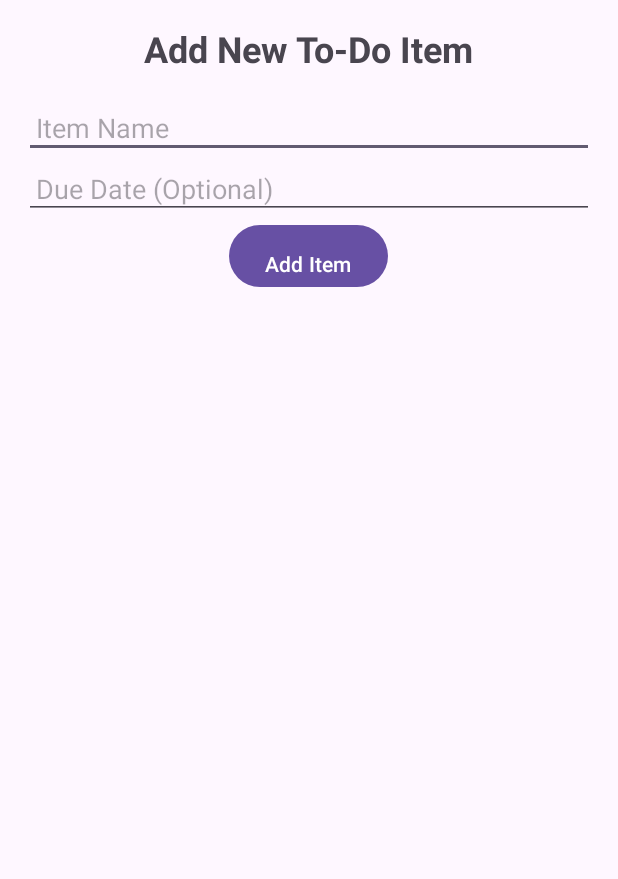
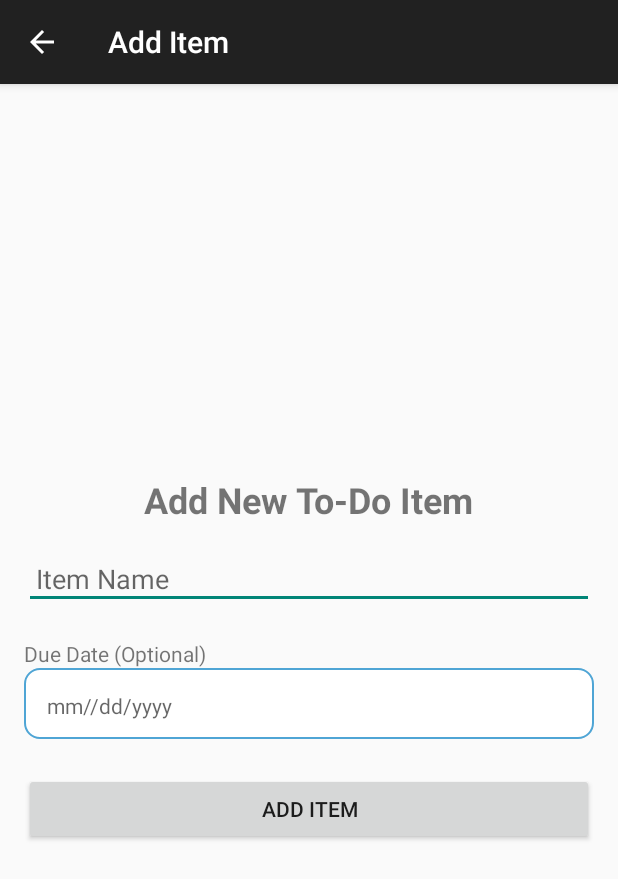
Before and after one commit to BedapudiSathwika/TO-DO-APP, an Android app: the AddTodoItemActivity screen opened directly, with no data from a screen before it, on a phone screen of 412 x 824 dp. Shown: the top 879 px of the screen. Run offline under Robolectric (Android 15) with nearby library versions, the phone set to English and light mode, and no system bars.

Commit message:
Fourth commit

```diff
--- a/app/src/main/AndroidManifest.xml
+++ b/app/src/main/AndroidManifest.xml
@@ -17,6 +17,7 @@
             android:exported="false" />
         <activity
             android:name=".MainActivity"
+            android:theme="@style/AppTheme.NoActionBar"
             android:exported="true">
             <intent-filter>
                 <action android:name="android.intent.action.MAIN" />
--- /dev/null
+++ b/app/src/main/res/drawable/backborder.xml
@@ -0,0 +1,10 @@
+<?xml version="1.0" encoding="utf-8"?>
+<layer-list xmlns:android="http://schemas.android.com/apk/res/android">
+    <item android:bottom="3dp">
+        <shape android:shape="rectangle">
+            <corners android:radius="10dp" />
+            <solid android:color="#FFFF" />
+            <stroke android:width="1dip" android:color="#4fa5d5"/>
+        </shape>
+    </item>
+</layer-list>
--- a/app/src/main/res/layout/activity_add_todo_item.xml
+++ b/app/src/main/res/layout/activity_add_todo_item.xml
@@ -11,6 +11,7 @@
         android:layout_width="match_parent"
         android:layout_height="match_parent"
         android:orientation="vertical"
+        android:gravity="center"
         android:padding="16dp">
 
         <TextView
@@ -30,23 +31,26 @@
             android:inputType="text"
             android:padding="8dp" />
 
-        <EditText
-            android:id="@+id/etDueDate"
+        <TextView
+            android:layout_marginTop="20dp"
             android:layout_width="match_parent"
             android:layout_height="wrap_content"
-            android:hint="Due Date (Optional)"
-            android:inputType="date"
-            android:padding="8dp"
-            android:focusable="false"
-            android:clickable="true" />
+            android:text="Due Date (Optional)" />
+        <TextView
+            android:id="@+id/tvDueDate"
+            android:layout_width="match_parent"
+            android:layout_height="wrap_content"
+            android:hint="mm//dd/yyyy"
+            android:padding="15dp"
+            android:background="@drawable/backborder"/>
 
         <Button
             android:id="@+id/btnAddItem"
-            android:layout_width="wrap_content"
+            android:layout_marginTop="20dp"
+            android:layout_width="match_parent"
             android:layout_height="wrap_content"
             android:text="Add Item"
-            android:layout_gravity="center_horizontal"
-            android:paddingTop="16dp" />
+            android:layout_gravity="center_horizontal" />
 
     </LinearLayout>
 
--- a/app/src/main/res/values-night/themes.xml
+++ b/app/src/main/res/values-night/themes.xml
@@ -1,7 +1,31 @@
 <resources xmlns:tools="http://schemas.android.com/tools">
     <!-- Base application theme. -->
-    <style name="Base.Theme.ToDoList_working" parent="Theme.Material3.DayNight.NoActionBar">
-        <!-- Customize your dark theme here. -->
-        <!-- <item name="colorPrimary">@color/my_dark_primary</item> -->
+    <style name="AppTheme" parent="Theme.AppCompat.Light.DarkActionBar">
+        <!-- Customize your light theme here. -->
+        <!-- <item name="colorPrimary">@color/my_light_primary</item> -->
+    </style>
+
+    <style name="Theme.ToDoList_working" parent="AppTheme" />
+
+    <style name="AppTheme.NoActionBar">
+        <item name="windowActionBar">false</item>
+        <item name="windowNoTitle">true</item>
+    </style>
+
+    <style name="MySpinnerDatePickerStyle" parent="Theme.AppCompat.Light.Dialog">
+        <item name="android:datePickerStyle">@style/MySpinnerDatePicker</item>
+        <item name="android:colorAccent">@color/colorCalendarText</item>
+        <item name="android:windowIsFloating">true</item>
+        <item name="android:windowContentOverlay">@null</item>
+        <item name="android:windowBackground">@color/transparent</item>
+        <item name="android:windowFrame">@color/transparent</item>
+        <item name="android:colorBackgroundCacheHint">@null</item>
+        <item name="android:background">@drawable/dialog_background</item>
+        <item name="android:backgroundDimEnabled">true</item>
+        <item name="android:textColor">@color/colorCalendarText</item>
+    </style>
+
+    <style name="MySpinnerDatePicker" parent="android:Widget.Material.DatePicker">
+        <item name="android:datePickerMode">spinner</item>
     </style>
 </resources>
--- a/app/src/main/res/values/colors.xml
+++ b/app/src/main/res/values/colors.xml
@@ -2,4 +2,7 @@
 <resources>
     <color name="black">#FF000000</color>
     <color name="white">#FFFFFFFF</color>
+
+    <color name="colorCalendarText">#D0CF1212</color>
+    <color name="transparent">#031D1B1B</color>
 </resources>
--- a/app/src/main/res/values/themes.xml
+++ b/app/src/main/res/values/themes.xml
@@ -1,9 +1,31 @@
 <resources xmlns:tools="http://schemas.android.com/tools">
     <!-- Base application theme. -->
-    <style name="Base.Theme.ToDoList_working" parent="Theme.Material3.DayNight.NoActionBar">
+    <style name="AppTheme" parent="Theme.AppCompat.Light.DarkActionBar">
         <!-- Customize your light theme here. -->
         <!-- <item name="colorPrimary">@color/my_light_primary</item> -->
     </style>
 
-    <style name="Theme.ToDoList_working" parent="Base.Theme.ToDoList_working" />
+    <style name="Theme.ToDoList_working" parent="AppTheme" />
+
+    <style name="AppTheme.NoActionBar">
+        <item name="windowActionBar">false</item>
+        <item name="windowNoTitle">true</item>
+    </style>
+
+    <style name="MySpinnerDatePickerStyle" parent="Theme.AppCompat.Light.Dialog">
+        <item name="android:datePickerStyle">@style/MySpinnerDatePicker</item>
+        <item name="android:colorAccent">@color/colorCalendarText</item>
+        <item name="android:windowIsFloating">true</item>
+        <item name="android:windowContentOverlay">@null</item>
+        <item name="android:windowBackground">@color/transparent</item>
+        <item name="android:windowFrame">@color/transparent</item>
+        <item name="android:colorBackgroundCacheHint">@null</item>
+        <item name="android:background">@drawable/dialog_background</item>
+        <item name="android:backgroundDimEnabled">true</item>
+        <item name="android:textColor">@color/colorCalendarText</item>
+    </style>
+
+    <style name="MySpinnerDatePicker" parent="android:Widget.Material.DatePicker">
+        <item name="android:datePickerMode">spinner</item>
+    </style>
 </resources>
```
Also changed, not shown: app/src/main/java/www/app/todolist_working/AddTodoItemActivity.kt (+72 -5 lines), app/src/main/java/www/app/todolist_working/MainActivity.kt (+24 -1 lines), app/src/main/java/www/app/todolist_working/sqlite_helper/TodoDatabaseHelper.kt (+34 -0 lines), app/src/main/res/drawable/dialog_background.xml (added, +9 -0 lines), app/src/main/res/layout/activity_main.xml (+13 -2 lines).
